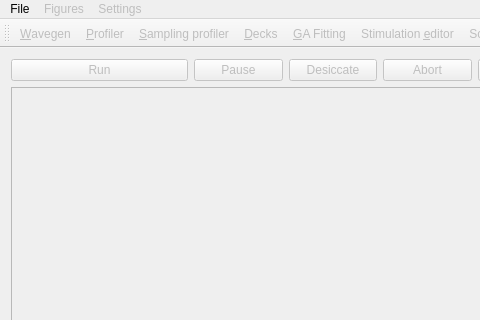
This is src/gui/mainwindow.ui in CompEphys-team/rtdo as Qt 5 draws it before an edit; both pictures show x 0 to 480 and y 0 to 320 of the 590 by 600 pixel window. The edited form follows.
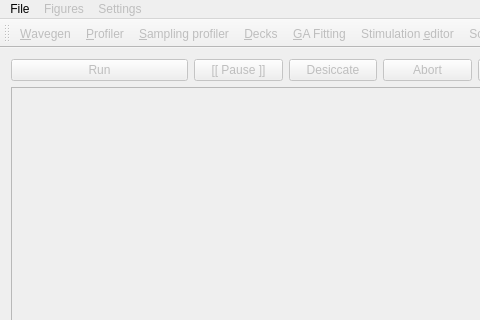
This is the edited form.

Commit message: Fixed Run/Pause/Abort button behaviour

The edit to the form file:
```diff
--- a/src/gui/mainwindow.ui
+++ b/src/gui/mainwindow.ui
@@ -57,7 +57,7 @@
     <item row="0" column="2">
      <widget class="QPushButton" name="pauseBtn">
       <property name="text">
-       <string>Pause</string>
+       <string>[[ Pause ]]</string>
       </property>
      </widget>
     </item>
```
Left out of the diff: 2 changed lines with no effect on the pictures. The commit also changes 1 other file.
